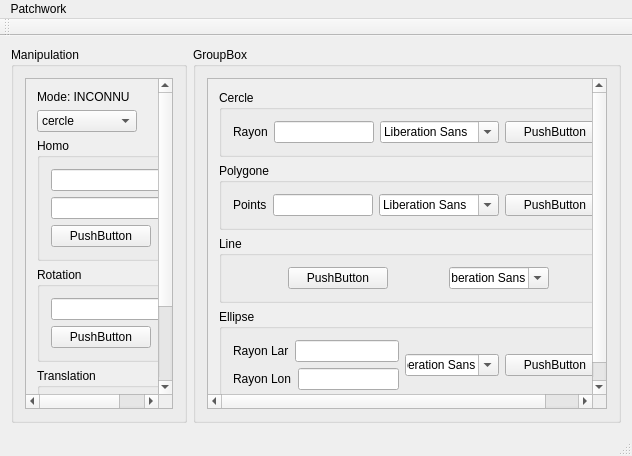
Before: the Qt Designer form PatchWork/gui/patchworkGui/mainwindow.ui in Erakieljj/MLV_Project_cpp, drawn with Qt 5.
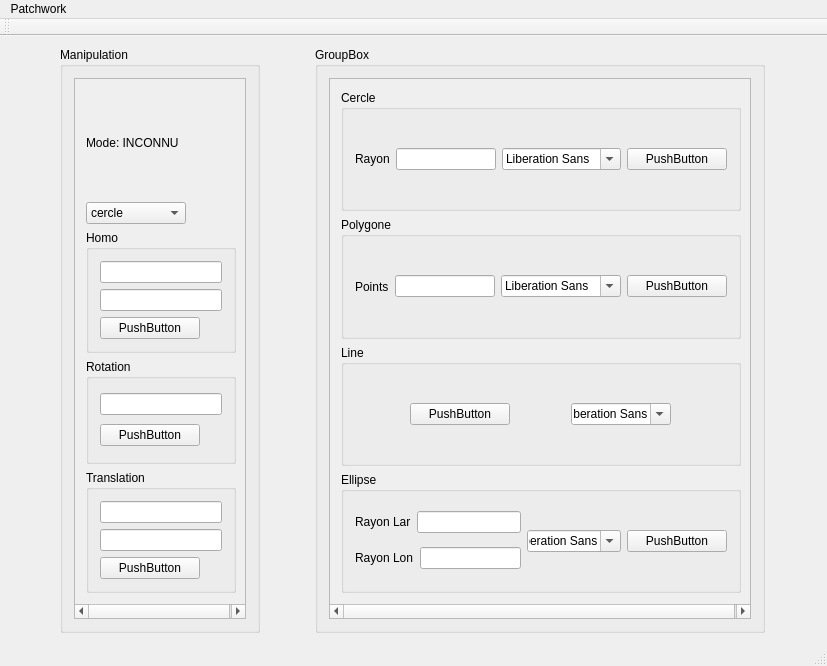
After: the same form once the commit is applied.

Commit message: Add client button in gui

Patch:
```diff
--- a/PatchWork/gui/patchworkGui/mainwindow.ui
+++ b/PatchWork/gui/patchworkGui/mainwindow.ui
@@ -6,8 +6,8 @@
    <rect>
     <x>0</x>
     <y>0</y>
-    <width>632</width>
-    <height>456</height>
+    <width>827</width>
+    <height>666</height>
    </rect>
   </property>
   <property name="windowTitle">
@@ -38,7 +38,7 @@
             <x>0</x>
             <y>0</y>
             <width>174</width>
-            <height>418</height>
+            <height>548</height>
            </rect>
           </property>
           <layout class="QVBoxLayout" name="verticalLayout_6">
@@ -315,7 +315,7 @@
             <x>0</x>
             <y>0</y>
             <width>424</width>
-            <height>338</height>
+            <height>548</height>
            </rect>
           </property>
           <layout class="QVBoxLayout" name="verticalLayout_2">
@@ -619,7 +619,7 @@
     <rect>
      <x>0</x>
      <y>0</y>
-     <width>632</width>
+     <width>827</width>
      <height>22</height>
     </rect>
    </property>
```
Left out of the diff: 6 changed lines with no effect on the pictures. The commit also changes 5 other files.
